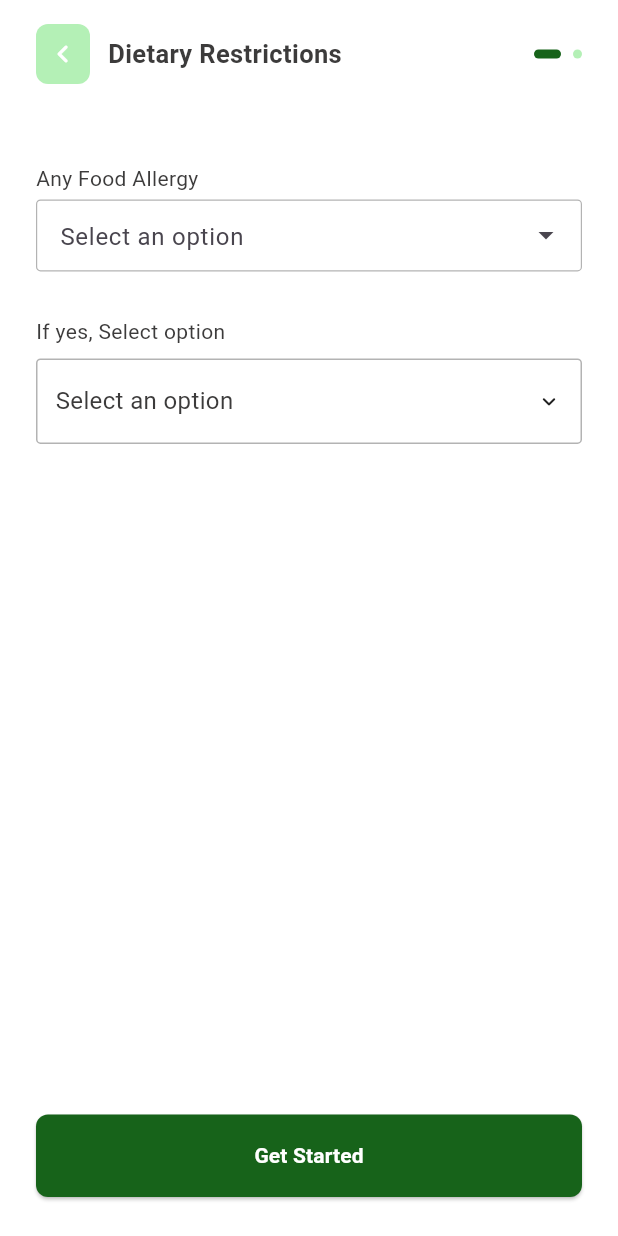
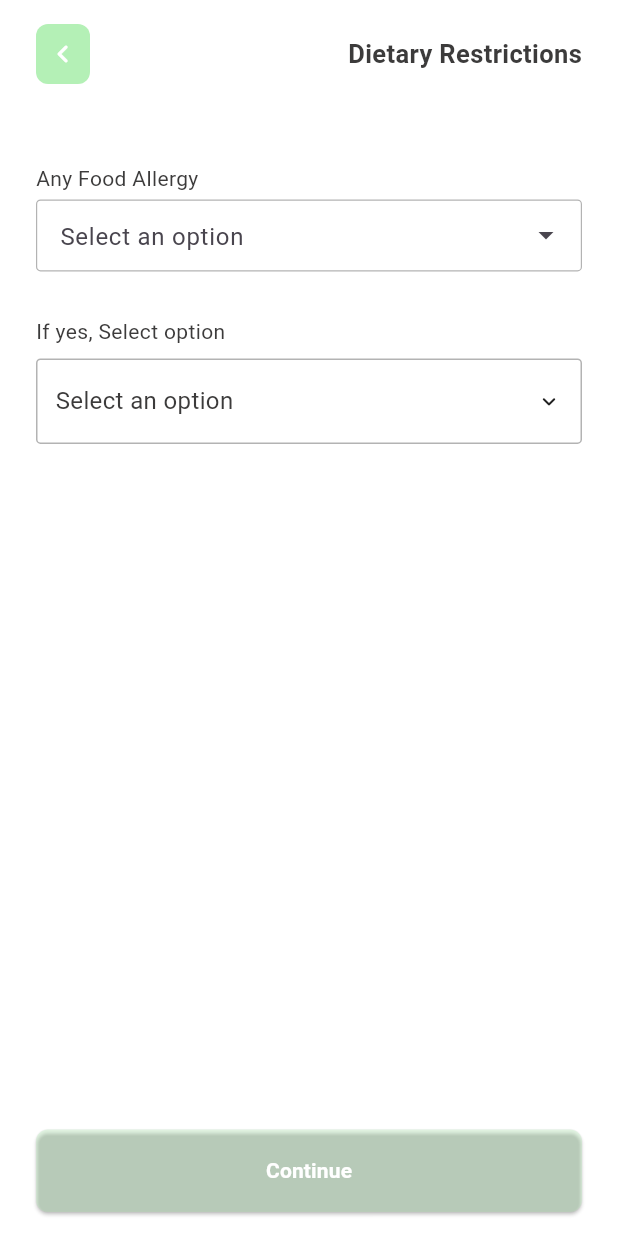
Before and after one commit to NickEinstein/HelthPlatform, a Flutter app: the AboutGoalPage screen opened by its route, on a phone screen of 412 x 824 dp. Run offline on Flutter 3.47's test engine with Material 3 defaults, Android fonts, the phone set to English and light mode, and no system bars; drawn by our look-alikes of dropdown_search, smooth_page_indicator; our stand-ins replace dio, flutter_dotenv, flutter_easyloading, flutter_riverpod, flutter_svg, gap and 4 more; missing offline and left inert: dio_smart_retry, duration; accounts and stored records are empty; network calls fail; statements that could not run were skipped; project files that could hold a hidden picture were left out.

Commit message:
fix updated

```diff
--- a/lib/src/features/auth/presentation/account_creation_page.dart
+++ b/lib/src/features/auth/presentation/account_creation_page.dart
@@ -114,7 +114,7 @@ class _AccountCreationScreenState extends ConsumerState<AccountCreationScreen> {
 
           if (!context.mounted) return; // ✅ Prevents using context if unmounted
           ref.read(isLoadingProvider.notifier).state = false;
-          if (result == 'Register successful') {
+          if (result == 'successful') {
             _pageController.nextPage(
               duration: const Duration(milliseconds: 300),
               curve: Curves.easeInOut,
--- a/lib/src/features/healthgoal/controller/health_goal_controller.dart
+++ b/lib/src/features/healthgoal/controller/health_goal_controller.dart
@@ -1,16 +1,61 @@
 import 'package:flutter/material.dart';
 
-class HealthGoalController {
+class HealthGoalController extends ChangeNotifier {
   final TextEditingController otherController = TextEditingController();
   Map<int, String> selectedAllergies = {}; // Stores {id: allergyName}
   Map<int, String> selectedIntellories = {}; // Stores {id: allergyName}
 
-  String foodAllegy = "";
-  String interllories = "";
+  String _foodAllegy = "";
+  String get foodAllegy => _foodAllegy;
 
+  set foodAllegy(String value) {
+    _foodAllegy = value;
+    notifyListeners();
+  }
+
+  String _interllories = "";
+  String get interllories => _interllories;
+
+  set interllories(String value) {
+    _interllories = value;
+    notifyListeners();
+  }
+
+  void addAllergy(int id, String name) {
+    selectedAllergies[id] = name;
+    notifyListeners();
+  }
+
+  void removeAllergy(int id) {
+    selectedAllergies.remove(id);
+    notifyListeners();
+  }
+
+  void addIntellory(int id, String name) {
+    selectedIntellories[id] = name;
+    notifyListeners();
+  }
+
+  void removeIntellory(int id) {
+    selectedIntellories.remove(id);
+    notifyListeners();
+  }
+
+  @override
   void dispose() {
+    // Only dispose when controller is not in use
     selectedAllergies.clear();
     selectedIntellories.clear();
     otherController.dispose();
+    super.dispose();
+  }
+
+  // Reset selections without disposing of controllers
+  void resetSelections() {
+    selectedAllergies.clear();
+    selectedIntellories.clear();
+    foodAllegy = '';
+    interllories = '';
+    notifyListeners(); // Notify listeners to update UI
   }
 }
--- a/lib/src/features/healthgoal/presentation/about_health.dart
+++ b/lib/src/features/healthgoal/presentation/about_health.dart
@@ -12,6 +12,10 @@ import '../../../utils/custom_toast.dart';
 import '../../community/presentation/community_details.dart';
 import 'widget/tolerance.dart';
 
+final healthGoalControllerProvider = ChangeNotifierProvider((ref) {
+  return HealthGoalController();
+});
+
 class AboutGoalPage extends ConsumerStatefulWidget {
   const AboutGoalPage({super.key});
 
@@ -21,8 +25,6 @@ class AboutGoalPage extends ConsumerStatefulWidget {
 
 class _AboutGoalPageState extends ConsumerState<AboutGoalPage> {
   final PageController _pageController = PageController();
-  final HealthGoalController _controller = HealthGoalController();
-
   int _currentIndex = 0;
   String title = 'Dietary Restrictions';
   final List<GlobalKey<FormState>> _formKeys = [
@@ -30,8 +32,17 @@ class _AboutGoalPageState extends ConsumerState<AboutGoalPage> {
     GlobalKey<FormState>(),
   ];
 
+  @override
+  void initState() {
+    super.initState();
+    // Reset the controller's selections on first page load
+    final _controller = ref.read(healthGoalControllerProvider);
+    _controller.resetSelections();
+  }
+
   void _nextPage() async {
     final currentFormState = _formKeys[_currentIndex].currentState;
+    final _controller = ref.watch(healthGoalControllerProvider);
 
     if (_currentIndex == 0) {
       if (_controller.foodAllegy == 'No') {
@@ -108,6 +119,7 @@ class _AboutGoalPageState extends ConsumerState<AboutGoalPage> {
   @override
   Widget build(BuildContext context) {
     final isLoading = ref.watch(isLoadingProvider);
+    final _controller = ref.watch(healthGoalControllerProvider);
 
     return Scaffold(
       backgroundColor: Colors.white, // Matching the UI
@@ -117,13 +129,9 @@ class _AboutGoalPageState extends ConsumerState<AboutGoalPage> {
           child: Column(
             crossAxisAlignment: CrossAxisAlignment.start,
             children: [
-              // Title & Page Indicator
               Row(
                 mainAxisAlignment: MainAxisAlignment.spaceBetween,
                 children: [
-                  Row(
-                    children: [
-                      // Back button with green background
                   GestureDetector(
                     onTap: () {
                       Navigator.pop(context);
@@ -132,44 +140,26 @@ class _AboutGoalPageState extends ConsumerState<AboutGoalPage> {
                       padding: const EdgeInsets.symmetric(
                           vertical: 8, horizontal: 6),
                       decoration: BoxDecoration(
-                            color: ColorConstant
-                                .primaryLightColor, // Light green color
+                        color: ColorConstant.primaryLightColor,
                         borderRadius: BorderRadius.circular(8),
                       ),
                       child: const Icon(Icons.keyboard_arrow_left_rounded,
                           color: Colors.white),
                     ),
                   ),
-
-                      // Optional title (if provided)
                   if (title != null) ...[
-                        const SizedBox(width: 12), // Spacing
+                    const SizedBox(width: 12),
                     Text(
                       _currentIndex == 0 ? title : 'Histamine Tolerance',
                       style: const TextStyle(
                           fontSize: 17,
                           fontWeight: FontWeight.w600,
-                            color: Color(0xff3C3B3B),
-                          ),
+                          color: Color(0xff3C3B3B)),
                     ),
                   ],
                 ],
               ),
-                  SmoothPageIndicator(
-                    controller: _pageController,
-                    count: 2,
-                    effect: const ExpandingDotsEffect(
-                      dotColor: ColorConstant.primaryLightColor,
-                      activeDotColor: ColorConstant.primaryColor,
-                      dotHeight: 6,
-                      dotWidth: 6,
-                    ),
-                  ),
-                ],
-              ),
-
               verticalSpace(context, 0.04),
-              // PageView for Steps
               Expanded(
                 child: PageView(
                   controller: _pageController,
@@ -181,51 +171,33 @@ class _AboutGoalPageState extends ConsumerState<AboutGoalPage> {
                     FoodAlergy(
                         onNext: _nextPage,
                         formKey: _formKeys[0],
-                      controller: _controller,
-                    ),
+                        controller: _controller),
                     TolerancePage(
                         onNext: _nextPage,
                         formKey: _formKeys[1],
-                      controller: _controller,
-                    ),
+                        controller: _controller),
                   ],
                 ),
               ),
               const SizedBox(height: 10),
-              // Navigation Buttons
               isLoading
                   ? const Center(child: CircularProgressIndicator())
                   : Align(
                       alignment: Alignment.center,
-                      child: Column(
-                        children: [
-                          ElevatedButton(
+                      child: ElevatedButton(
                         style: ElevatedButton.styleFrom(
-                              backgroundColor: ColorConstant.primaryColor,
+                          backgroundColor: _getButtonColor(_controller),
                           foregroundColor: Colors.white,
                           minimumSize: const Size(double.infinity, 55),
                           shape: RoundedRectangleBorder(
-                                borderRadius: BorderRadius.circular(8),
-                              ),
+                              borderRadius: BorderRadius.circular(8)),
                         ),
                         onPressed: _nextPage,
                         child: Text(
                           style: const TextStyle(
                               fontWeight: FontWeight.w700, fontSize: 14),
-                                _currentIndex == 2
-                                    ? "Create Account"
-                                    : "Get Started"),
+                          _currentIndex == 2 ? "Create Account" : "Continue",
                         ),
-                          // if (_currentIndex > 0)
-                          //   TextButton(
-                          //     onPressed: _previousPage,
-                          //     child: const Text(
-                          //       "Back",
-                          //       style: TextStyle(color: ColorConstant.primaryColor),
-                          //     ),
-                          //   ),
-                          const SizedBox(height: 10),
-                        ],
                       ),
                     ),
             ],
@@ -234,4 +206,32 @@ class _AboutGoalPageState extends ConsumerState<AboutGoalPage> {
       ),
     );
   }
+
+  Color _getButtonColor(HealthGoalController _controller) {
+    if (_currentIndex == 0) {
+      if (_controller.foodAllegy == 'Yes' &&
+          _controller.selectedAllergies.isNotEmpty) {
+        return ColorConstant.primaryColor; // Active button
       }
+      if (_controller.foodAllegy == 'No') {
+        return ColorConstant.primaryColor; // Active button
+      }
+      return ColorConstant.primaryLightColor
+          .withOpacity(0.3); // Disabled button
+    }
+
+    if (_currentIndex == 1) {
+      if (_controller.interllories == 'Yes' &&
+          _controller.selectedIntellories.isNotEmpty) {
+        return ColorConstant.primaryColor; // Active button
+      }
+      if (_controller.interllories == 'No') {
+        return ColorConstant.primaryColor; // Active button
+      }
+      return ColorConstant.primaryLightColor
+          .withOpacity(0.3); // Disabled button
+    }
+
+    return ColorConstant.primaryColor; // Default color
+  }
+}
--- a/lib/src/features/healthgoal/presentation/widget/food_alergy.dart
+++ b/lib/src/features/healthgoal/presentation/widget/food_alergy.dart
@@ -31,6 +31,20 @@ class _FoodAlergyState extends ConsumerState<FoodAlergy> {
     setState(() {
       _isValid = widget.formKey.currentState?.validate() ?? false;
     });
+  }
+
+  String displaySelectedAllergies() {
+    final items = widget.controller.selectedAllergies.entries
+        .map((entry) {
+          if (entry.key == 0) {
+            return "Others";
+          }
+          return entry.value;
+        })
+        .where((v) => v.trim().isNotEmpty)
+        .toList();
+
+    return items.isEmpty ? "Select an option" : items.join(", ");
   }
 
   @override
@@ -72,9 +86,11 @@ class _FoodAlergyState extends ConsumerState<FoodAlergy> {
               children: [
                 Expanded(
                   child: Text(
-                    widget.controller.selectedAllergies.isEmpty
-                        ? "Select an option"
-                        : widget.controller.selectedAllergies.values.join(", "),
+                    displaySelectedAllergies(),
+
+                    // widget.controller.selectedAllergies.isEmpty
+                    //     ? "Select an option"
+                    //     : widget.controller.selectedAllergies.values.join(", "),
                     style: const TextStyle(
                       fontSize: 16,
                       color: Color(0xff3C3B3B),
```
Also changed, not shown: lib/src/features/auth/presentation/new_password_page.dart (+7 -2 lines), lib/src/services/auth_service.dart (+12 -7 lines). Lines whose indentation alone changed are shown as unchanged.
